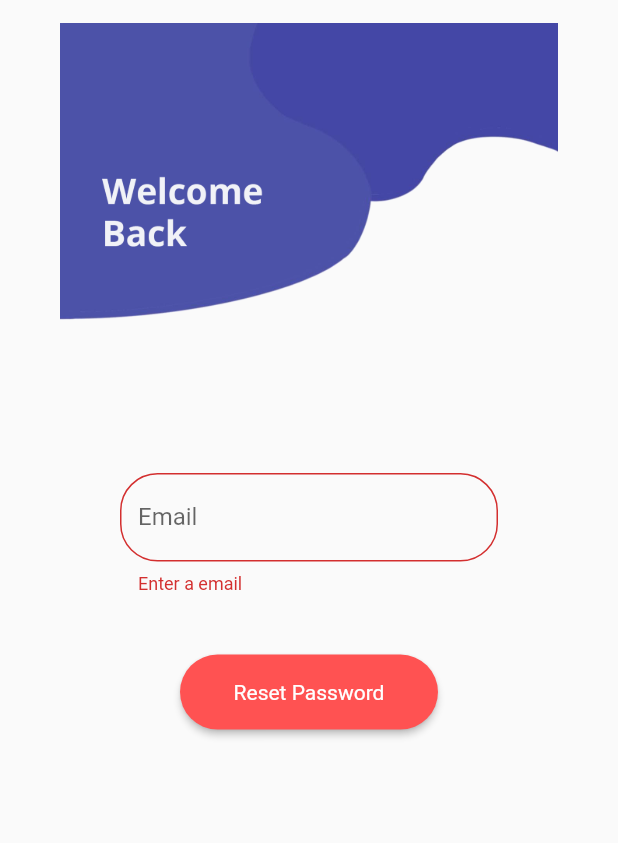
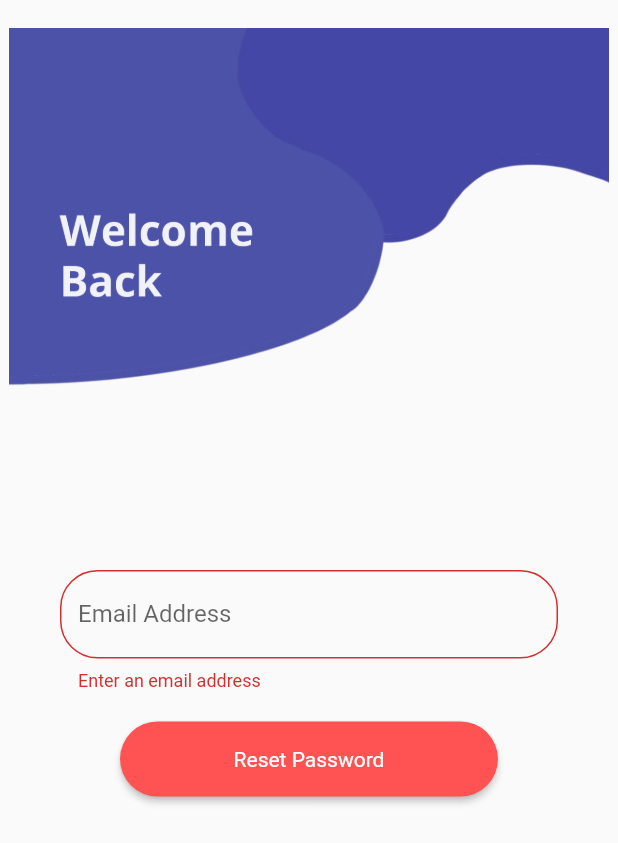
Before and after one commit to ccaian/Team-13-ITP-SE-39, a Flutter app: the ResetPasswordPage screen opened by its route, after a tap on "Reset Password", on a phone screen of 412 x 824 dp. Shown: the top 843 px of the screen. Run offline on Flutter 3.47's test engine with Material 2 defaults, Android fonts, the phone set to English and light mode, and no system bars; our stand-ins replace circular_profile_avatar, cloud_firestore, datetime_picker_formfield, firebase_auth, firebase_core, firebase_database and 10 more; missing offline and left inert: dart:ffi, image_downloader; accounts and stored records are empty.

Commit message:
/Darrell/Minor Update

```diff
--- a/lib/main.dart
+++ b/lib/main.dart
@@ -6,7 +6,7 @@ import 'package:growth_app/register.dart';
 import 'package:growth_app/route_generator.dart';
 import 'package:growth_app/workerselfamily.dart';
 import 'package:shared_preferences/shared_preferences.dart';
-import 'login.dart';
+import 'package:growth_app/login.dart';
 
 Future<void> main() async {
   WidgetsFlutterBinding.ensureInitialized();
--- a/lib/register.dart
+++ b/lib/register.dart
@@ -178,7 +178,8 @@ class _RegisterPageState extends State<RegisterPage> {
           .createUserWithEmailAndPassword(email: email, password: password);
       user = auth.currentUser!;
       user.sendEmailVerification();
-      VerificationDialog(context);
+
+      verificationDialog(context);
     } on FirebaseAuthException catch (e) {
       if (e.code == 'weak-password') {
         Fluttertoast.showToast(
@@ -205,7 +206,7 @@ class _RegisterPageState extends State<RegisterPage> {
   }
 }
 
-void VerificationDialog(BuildContext context) {
+void verificationDialog(BuildContext context) {
   var alert = AlertDialog(
       title: Text(
         'An email has been sent to your email for verification. Please verify before logging in.',
--- a/lib/resetpassword.dart
+++ b/lib/resetpassword.dart
@@ -1,8 +1,6 @@
 import 'package:flutter/material.dart';
 import 'package:firebase_auth/firebase_auth.dart';
 import 'package:fluttertoast/fluttertoast.dart';
-import 'package:growth_app/login.dart';
-import 'package:growth_app/route_generator.dart';
 
 class ResetPasswordPage extends StatefulWidget {
   @override
@@ -12,21 +10,22 @@ class ResetPasswordPage extends StatefulWidget {
 class _ResetPasswordPageState extends State<ResetPasswordPage> {
   // text field state
   String email = '';
-
+  RegExp emailRegExp = new RegExp(
+      r"^[a-zA-Z0-9.a-zA-Z0-9.!#$%&'*+-/=?^_`{|}~]+@[a-zA-Z0-9]+\.[a-zA-Z]+");
   final _formKey = GlobalKey<FormState>();
 
   @override
   Widget build(BuildContext context) {
     final shape =
         RoundedRectangleBorder(borderRadius: BorderRadius.circular(25));
-    return Scaffold(
-        body: Container(
-            padding: const EdgeInsets.fromLTRB(40.0, 0.0, 40.0, 20.0),
+    return new Scaffold(
+        resizeToAvoidBottomInset: false,
+        body: new SingleChildScrollView(
             child: Form(
           key: _formKey,
           child: Column(children: <Widget>[
             FittedBox(
-                  child: Image.asset(
+              child: new Image.asset(
                 'assets/loginsplash.png',
                 width: 400,
                 height: 380,
@@ -38,26 +37,32 @@ class _ResetPasswordPageState extends State<ResetPasswordPage> {
               child: TextFormField(
                 decoration: InputDecoration(
                   fillColor: Colors.grey,
-                      border: OutlineInputBorder(
+                  border: new OutlineInputBorder(
                     borderRadius: const BorderRadius.all(
                       const Radius.circular(25),
                     ),
                   ),
-                      labelText: 'Email',
+                  labelText: 'Email Address',
                 ),
-                    validator: (val) => val!.isEmpty ? 'Enter a email' : null,
+                keyboardType: TextInputType.emailAddress,
+                validator: (val) {
+                  if (val!.isEmpty) {
+                    return 'Enter an email address';
+                  } else if (!emailRegExp.hasMatch(val)) {
+                    return 'Enter a valid email address';
+                  } else {
+                    return null;
+                  }
+                },
                 onChanged: (val) {
-                      setState(() => email = val);
+                  setState(() => email = val.trim());
                 },
               ),
             ),
-                Row(
-                    mainAxisAlignment: MainAxisAlignment.center,
-                    children: <Widget>[
+            Row(mainAxisAlignment: MainAxisAlignment.center, children: <Widget>[
               Expanded(
                   child: Padding(
-                              padding: const EdgeInsets.fromLTRB(
-                                  80.0, 20.0, 80.0, 0.0),
+                      padding: const EdgeInsets.fromLTRB(80.0, 0.0, 80.0, 0.0),
                       child: ElevatedButton(
                         style: ElevatedButton.styleFrom(
                           primary: Colors.redAccent,
```
Also changed, not shown: lib/login.dart (+12 -33 lines), 1 other file. Lines whose indentation alone changed are shown as unchanged.
